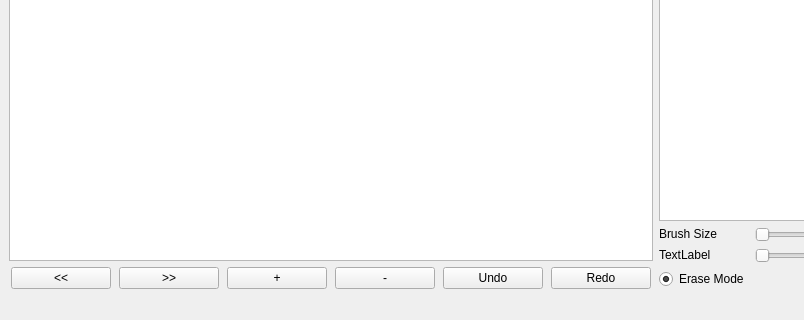
Qt form qt_ui_v2.ui (bruceHun/pythonImageEditor) before a commit; both pictures show x 0 to 804 and y 216 to 536 of the 924 by 536 pixel window.
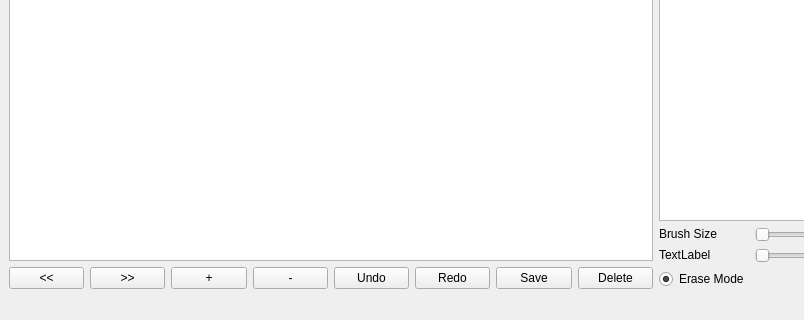
The same form after that commit.

Commit message: save and delete mask image

```diff
--- a/qt_ui_v2.ui
+++ b/qt_ui_v2.ui
@@ -147,17 +147,23 @@
       <item>
        <widget class="QPushButton" name="FuncBtn1">
         <property name="sizePolicy">
-         <sizepolicy hsizetype="Fixed" vsizetype="Fixed">
+         <sizepolicy hsizetype="Preferred" vsizetype="Fixed">
           <horstretch>0</horstretch>
           <verstretch>0</verstretch>
          </sizepolicy>
         </property>
         <property name="minimumSize">
          <size>
-          <width>100</width>
+          <width>50</width>
           <height>0</height>
          </size>
         </property>
+        <property name="maximumSize">
+         <size>
+          <width>100</width>
+          <height>16777215</height>
+         </size>
+        </property>
         <property name="text">
          <string>&lt;&lt;</string>
         </property>
@@ -166,17 +172,23 @@
       <item>
        <widget class="QPushButton" name="FuncBtn2">
         <property name="sizePolicy">
-         <sizepolicy hsizetype="Fixed" vsizetype="Fixed">
+         <sizepolicy hsizetype="Preferred" vsizetype="Fixed">
           <horstretch>0</horstretch>
           <verstretch>0</verstretch>
          </sizepolicy>
         </property>
         <property name="minimumSize">
          <size>
-          <width>100</width>
+          <width>50</width>
           <height>0</height>
          </size>
         </property>
+        <property name="maximumSize">
+         <size>
+          <width>100</width>
+          <height>16777215</height>
+         </size>
+        </property>
         <property name="text">
          <string>&gt;&gt;</string>
         </property>
@@ -185,17 +197,23 @@
       <item>
        <widget class="QPushButton" name="FuncBtn5">
         <property name="sizePolicy">
-         <sizepolicy hsizetype="Fixed" vsizetype="Fixed">
+         <sizepolicy hsizetype="Preferred" vsizetype="Fixed">
           <horstretch>0</horstretch>
           <verstretch>0</verstretch>
          </sizepolicy>
         </property>
         <property name="minimumSize">
          <size>
-          <width>100</width>
+          <width>50</width>
           <height>0</height>
          </size>
         </property>
+        <property name="maximumSize">
+         <size>
+          <width>100</width>
+          <height>16777215</height>
+         </size>
+        </property>
         <property name="text">
          <string>+</string>
         </property>
@@ -204,17 +222,23 @@
       <item>
        <widget class="QPushButton" name="FuncBtn6">
         <property name="sizePolicy">
-         <sizepolicy hsizetype="Fixed" vsizetype="Fixed">
+         <sizepolicy hsizetype="Preferred" vsizetype="Fixed">
           <horstretch>0</horstretch>
           <verstretch>0</verstretch>
          </sizepolicy>
         </property>
         <property name="minimumSize">
          <size>
-          <width>100</width>
+          <width>50</width>
           <height>0</height>
          </size>
         </property>
+        <property name="maximumSize">
+         <size>
+          <width>100</width>
+          <height>16777215</height>
+         </size>
+        </property>
         <property name="text">
          <string>-</string>
         </property>
@@ -223,17 +247,23 @@
       <item>
        <widget class="QPushButton" name="FuncBtn3">
         <property name="sizePolicy">
-         <sizepolicy hsizetype="Fixed" vsizetype="Fixed">
+         <sizepolicy hsizetype="Preferred" vsizetype="Fixed">
           <horstretch>0</horstretch>
           <verstretch>0</verstretch>
          </sizepolicy>
         </property>
         <property name="minimumSize">
          <size>
-          <width>100</width>
+          <width>50</width>
           <height>0</height>
          </size>
         </property>
+        <property name="maximumSize">
+         <size>
+          <width>100</width>
+          <height>16777215</height>
+         </size>
+        </property>
         <property name="text">
          <string>Undo</string>
         </property>
@@ -242,22 +272,78 @@
       <item>
        <widget class="QPushButton" name="FuncBtn4">
         <property name="sizePolicy">
-         <sizepolicy hsizetype="Fixed" vsizetype="Fixed">
+         <sizepolicy hsizetype="Preferred" vsizetype="Fixed">
           <horstretch>0</horstretch>
           <verstretch>0</verstretch>
          </sizepolicy>
         </property>
         <property name="minimumSize">
          <size>
-          <width>100</width>
+          <width>50</width>
           <height>0</height>
          </size>
         </property>
+        <property name="maximumSize">
+         <size>
+          <width>100</width>
+          <height>16777215</height>
+         </size>
+        </property>
         <property name="text">
          <string>Redo</string>
         </property>
        </widget>
       </item>
+      <item>
+       <widget class="QPushButton" name="FuncBtn7">
+        <property name="sizePolicy">
+         <sizepolicy hsizetype="Preferred" vsizetype="Fixed">
+          <horstretch>0</horstretch>
+          <verstretch>0</verstretch>
+         </sizepolicy>
+        </property>
+        <property name="minimumSize">
+         <size>
+          <width>50</width>
+          <height>0</height>
+         </size>
+        </property>
+        <property name="maximumSize">
+         <size>
+          <width>100</width>
+          <height>16777215</height>
+         </size>
+        </property>
+        <property name="text">
+         <string>Save</string>
+        </property>
+       </widget>
+      </item>
+      <item>
+       <widget class="QPushButton" name="FuncBtn8">
+        <property name="sizePolicy">
+         <sizepolicy hsizetype="Preferred" vsizetype="Fixed">
+          <horstretch>0</horstretch>
+          <verstretch>0</verstretch>
+         </sizepolicy>
+        </property>
+        <property name="minimumSize">
+         <size>
+          <width>50</width>
+          <height>0</height>
+         </size>
+        </property>
+        <property name="maximumSize">
+         <size>
+          <width>100</width>
+          <height>16777215</height>
+         </size>
+        </property>
+        <property name="text">
+         <string>Delete</string>
+        </property>
+       </widget>
+      </item>
      </layout>
     </item>
     <item row="0" column="0">
```
Left out of the diff: 2 changed lines with no effect on the pictures. The commit also changes 8 other files.
